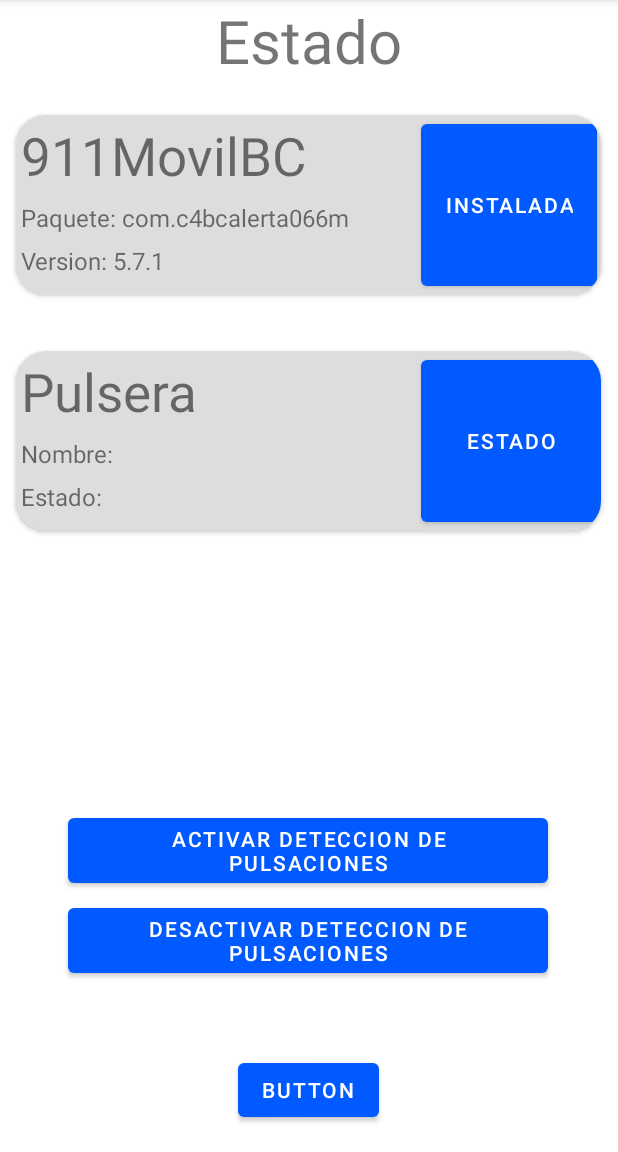
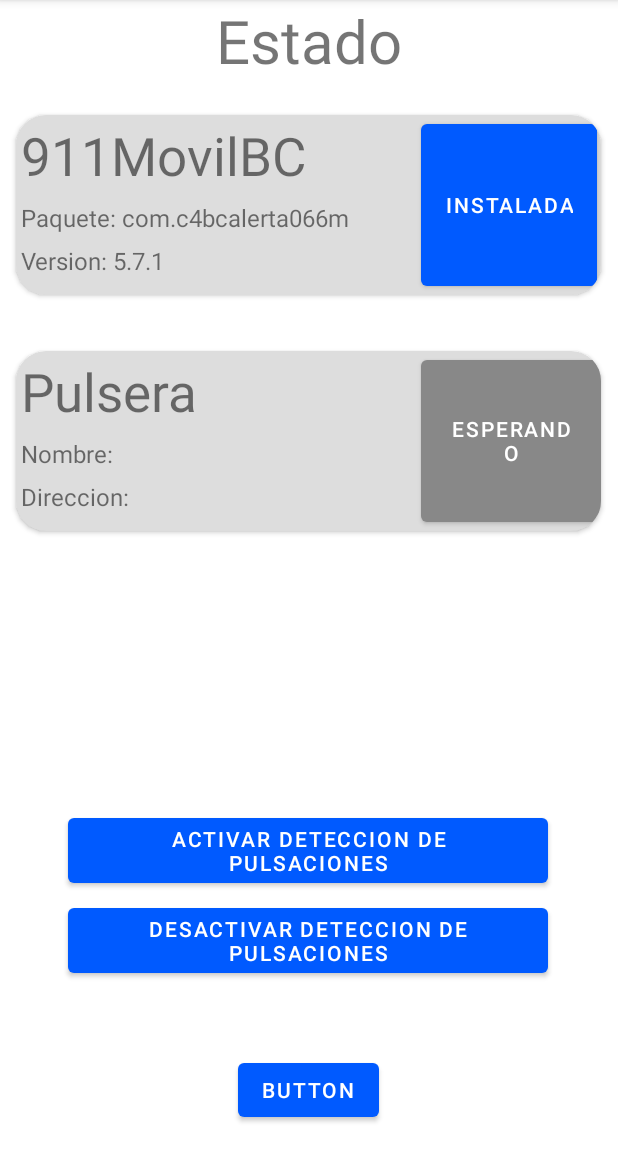
Before and after one commit to LISS-UABC-OFICIAL/SmartSOS, an Android app: the screen it shows after launch (MainActivity), on a phone screen of 412 x 824 dp, the part 84-1236 px from its top. Run offline under Robolectric (Android 15) with nearby library versions, the phone set to English and light mode, and no system bars.

Commit message:
Mejoras en la interfaz de usuario
- Agregada la funcionalidad para mostrar el estado de conexion del boton Bluetooth al usuario
Nota: Falta ajustar los tamaños del texto

```diff
--- a/app/src/main/java/com/liss/smartsos/MainActivity.kt
+++ b/app/src/main/java/com/liss/smartsos/MainActivity.kt
@@ -39,12 +39,21 @@ import androidx.core.content.ContextCompat
 import android.Manifest
 import android.app.Activity
 import android.app.AlertDialog
+import android.graphics.Color
 import android.util.Log
+import android.widget.TextView
 import androidx.core.app.ActivityCompat
+import org.w3c.dom.Text
 import java.io.IOException
 import java.util.*
 
 class MainActivity : AppCompatActivity() {
+
+    //Variables de la nterfaz
+    lateinit var uiPulseraEstado: Button
+    lateinit var uiPulseraNombre: TextView
+    lateinit var uiPulseraDireccion: TextView
+
     override fun onCreate(savedInstanceState: Bundle?) {
         super.onCreate(savedInstanceState)
 
@@ -60,6 +69,17 @@ class MainActivity : AppCompatActivity() {
         if (!isAccessibilityServiceEnabled(this, AutoclickerService::class.java)) {
             showAccessibilityPermissionDialog()
         }
+
+        //Interfaz (IMPORTANTE NO CAMBIAR DE LUGAR)
+        uiPulseraEstado = findViewById(R.id.buttonPulseraEstado)
+        uiPulseraEstado.text = "Esperando"
+        uiPulseraEstado.setBackgroundColor(Color.GRAY)
+
+        uiPulseraNombre = findViewById(R.id.pulseraNombre)
+        uiPulseraNombre.text = "Nombre:"
+
+        uiPulseraDireccion = findViewById(R.id.pulseraDireccion)
+        uiPulseraDireccion.text = "Direccion:"
 
         //Boton de prueba para ejecutar la aplicacion 911
         val buttonTest = findViewById<Button>(R.id.button)
@@ -422,6 +442,15 @@ class MainActivity : AppCompatActivity() {
                 val buffer = ByteArray(1024)
                 var bytes: Int
 
+                Log.d("serialScan()","Conectado con el boton")
+                runOnUiThread {
+                    uiPulseraEstado.text = "Conectado"
+                    uiPulseraEstado.setBackgroundColor(Color.GREEN)
+
+                    uiPulseraNombre.text = "Nombre: SmartSOS"
+                    uiPulseraDireccion.text = "Direccion: "+address
+                }
+
                 while (true) {
                     if (isCancelled) {
                         // La tarea ha sido cancelada, cerramos el socket y salimos del loop
@@ -448,6 +477,11 @@ class MainActivity : AppCompatActivity() {
             super.onPreExecute()
             isSerialScanRunning = true
             Log.d("serialScan()","Ejecutando la deteccion serial...")
+            uiPulseraEstado.text = "Emparejando"
+            uiPulseraEstado.setBackgroundColor(Color.BLUE)
+
+            uiPulseraNombre.text = "Nombre: Recibiendo..."
+            uiPulseraDireccion.text = "Direccion: Recibiendo..."
         }
 
         override fun onProgressUpdate(vararg values: String?) {
@@ -467,11 +501,23 @@ class MainActivity : AppCompatActivity() {
         override fun onCancelled() {
             isSerialScanRunning = false
             socket?.close()
+            Log.d("serialScan()","Conexion cerrada")
+            uiPulseraEstado.text = "Esperando"
+            uiPulseraEstado.setBackgroundColor(Color.GRAY)
+
+            uiPulseraNombre.text = "Nombre:"
+            uiPulseraDireccion.text = "Direccion:"
         }
 
         override fun onCancelled(result: Void?) {
             isSerialScanRunning = false
             socket?.close()
+            Log.d("serialScan()","Conexion cerrada")
+            uiPulseraEstado.text = "Esperando"
+            uiPulseraEstado.setBackgroundColor(Color.GRAY)
+
+            uiPulseraNombre.text = "Nombre:"
+            uiPulseraDireccion.text = "Direccion:"
         }
     }
 
--- a/app/src/main/res/layout/activity_main.xml
+++ b/app/src/main/res/layout/activity_main.xml
@@ -113,6 +113,7 @@
                 android:textSize="35sp" />
 
             <TextView
+                android:id="@+id/pulseraNombre"
                 android:layout_width="wrap_content"
                 android:layout_height="wrap_content"
                 android:padding="3dp"
@@ -121,10 +122,11 @@
                 android:textSize="16sp" />
 
             <TextView
+                android:id="@+id/pulseraDireccion"
                 android:layout_width="wrap_content"
                 android:layout_height="wrap_content"
                 android:padding="3dp"
-                android:text="Estado:"
+                android:text="Direccion:"
 
                 android:textSize="16sp" />
         </LinearLayout>
```
